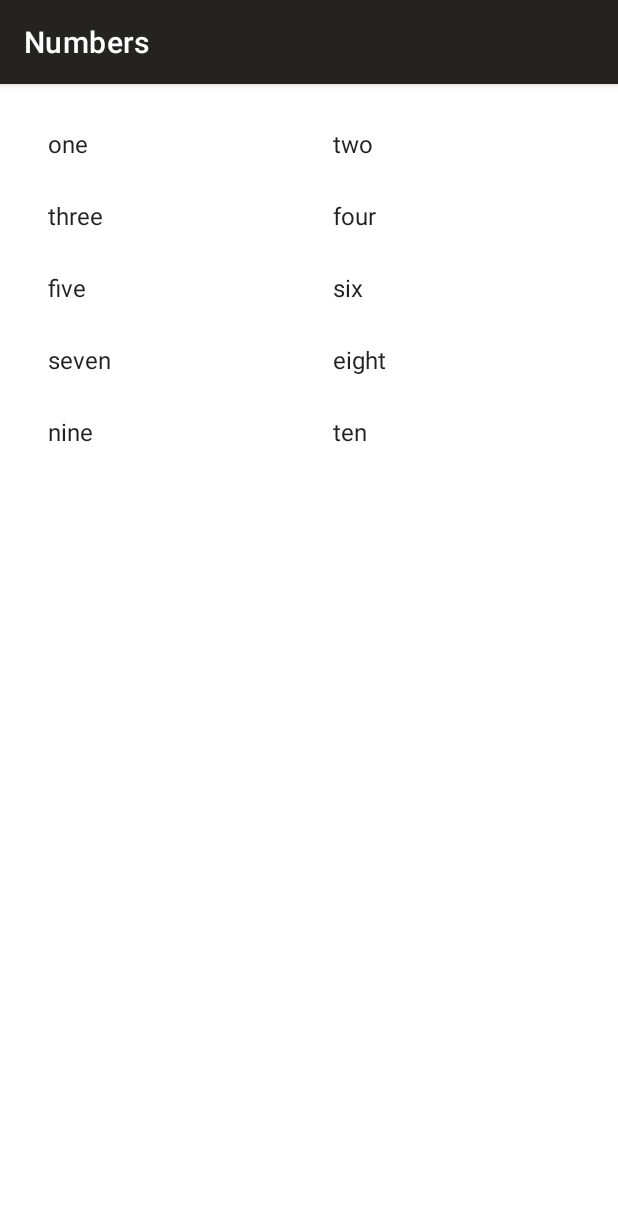
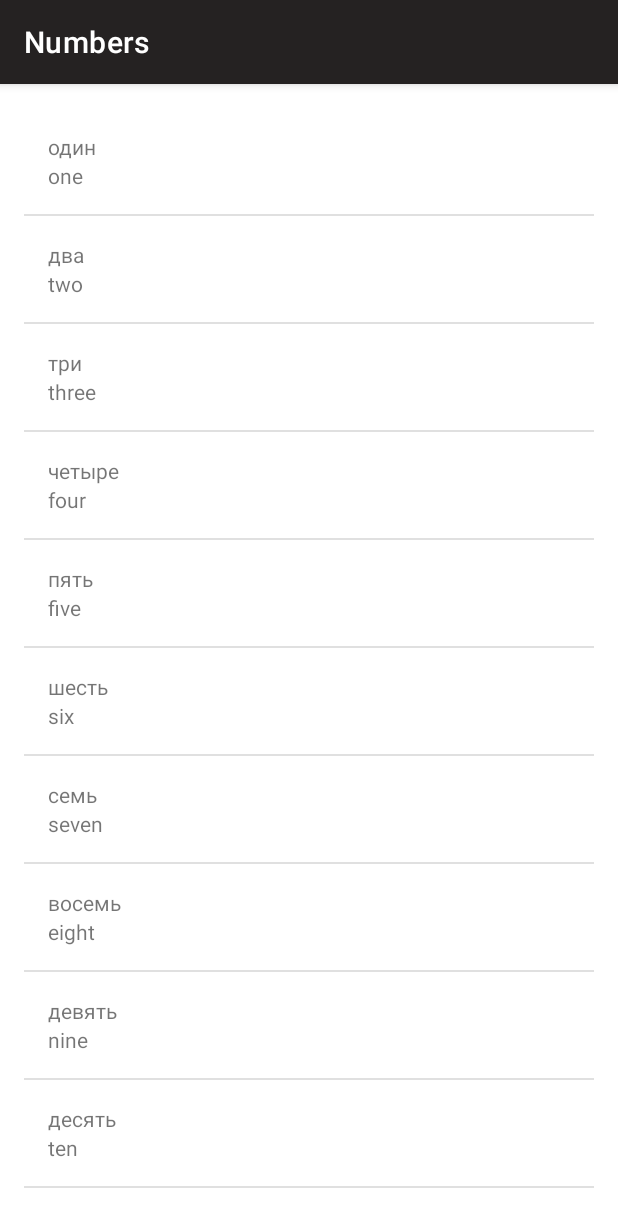
Before and after one commit to oussamanech/languages, an Android app: the NumbersActivity screen opened directly, with no data from a screen before it, on a phone screen of 412 x 824 dp. Shown: the top 1227 px of the screen. Run offline under Robolectric (Android 15) with nearby library versions, the phone set to English and light mode, and no system bars.

Commit message:
Custom ArrayAdapter All Activity

```diff
--- a/app/src/main/java/com/example/languages/NumbersActivity.java
+++ b/app/src/main/java/com/example/languages/NumbersActivity.java
@@ -3,12 +3,7 @@ package com.example.languages;
 import androidx.appcompat.app.AppCompatActivity;
 
 import android.os.Bundle;
-import android.util.Log;
-import android.widget.ArrayAdapter;
-import android.widget.GridView;
-import android.widget.LinearLayout;
 import android.widget.ListView;
-import android.widget.TextView;
 
 import java.util.ArrayList;
 
@@ -17,32 +12,28 @@ public class NumbersActivity extends AppCompatActivity {
     @Override
     protected void onCreate(Bundle savedInstanceState) {
         super.onCreate(savedInstanceState);
-        setContentView(R.layout.activity_numbers);
+        setContentView(R.layout.word_list);
 
-        //create an array of words
-//        String[] words = new String[10];
-//        words[0] = "one";
-//        words[1] = "two";
-//        words[2] = "three";
-//        words[3] = "four";
-//        words[4] = "five";
-//        words[5] = "six";
-//        words[6] = "seven";
-//        words[7] = "eight";
-//        words[8] = "nine";
-//        words[9] = "ten";
 
-        ArrayList<String> words = new ArrayList<String>();
-        words.add("one");
-        words.add("two");
-        words.add("three");
-        words.add("four");
-        words.add("five");
-        words.add("six");
-        words.add("seven");
-        words.add("eight");
-        words.add("nine");
-        words.add("ten");
+        ArrayList<Word> words = new ArrayList<Word>();
+
+        words.add(new Word("one","один "));
+        words.add(new Word("two","два "));
+        words.add(new Word("three","три "));
+        words.add(new Word("four","четыре "));
+        words.add(new Word("five","пять "));
+        words.add(new Word("six","шесть "));
+        words.add(new Word("seven","семь "));
+        words.add(new Word("eight","восемь "));
+        words.add(new Word("nine","девять "));
+        words.add(new Word("ten","десять "));
+
+        WordAdapter adapter = new WordAdapter(this, words);
+
+        ListView listView = (ListView) findViewById(R.id.list);
+
+        listView.setAdapter(adapter);
+
 
 //        LinearLayout rootView = (LinearLayout) findViewById(R.id.rootView);
 //        TextView wordView ;
@@ -55,11 +46,7 @@ public class NumbersActivity extends AppCompatActivity {
 //            Log.v("NumbersActivity", "Word at index " + i + ": " + words.get(i));
 
 
-        ArrayAdapter<String> itemsAdapter = new ArrayAdapter<String>(this, android.R.layout.simple_list_item_1, words);
 
-        GridView listView = (GridView) findViewById(R.id.list);
-
-        listView.setAdapter(itemsAdapter);
 
 
 
--- /dev/null
+++ b/app/src/main/java/com/example/languages/Word.java
@@ -0,0 +1,37 @@
+package com.example.languages;
+
+public class Word {
+
+    /** Default translation for the word */
+    private String mDefaultTranslation;
+
+    /** Miwok translation for the word */
+    private String mMiwokTranslation;
+
+    /**
+     * Create a new Word object.
+     *
+     * @param defaultTranslation is the word in a language that the user is already familiar with
+     *                           (such as English)
+     * @param miwokTranslation is the word in the Miwok language
+     */
+    public Word(String defaultTranslation, String miwokTranslation) {
+        mDefaultTranslation = defaultTranslation;
+        mMiwokTranslation = miwokTranslation;
+    }
+
+    /**
+     * Get the default translation of the word.
+     */
+    public String getDefaultTranslation() {
+        return mDefaultTranslation;
+    }
+
+    /**
+     * Get the Miwok translation of the word.
+     */
+    public String getMiwokTranslation() {
+        return mMiwokTranslation;
+    }
+
+}
--- /dev/null
+++ b/app/src/main/java/com/example/languages/WordAdapter.java
@@ -0,0 +1,59 @@
+package com.example.languages;
+
+import android.app.Activity;
+import android.content.Context;
+import android.view.LayoutInflater;
+import android.view.View;
+import android.view.ViewGroup;
+import android.widget.ArrayAdapter;
+import android.widget.TextView;
+
+import androidx.annotation.NonNull;
+import androidx.annotation.Nullable;
+
+import java.util.ArrayList;
+
+public class WordAdapter extends ArrayAdapter<Word> {
+
+    public WordAdapter(Activity context, ArrayList<Word> w) {
+        super(context,0, w );
+    }
+
+    @NonNull
+    @Override
+    public View getView(int position, @Nullable View convertView, @NonNull ViewGroup parent) {
+
+        // Check if the existing view is being reused, otherwise inflate the view
+        View listItemView = convertView;
+        if(listItemView == null) {
+            listItemView = LayoutInflater.from(getContext()).inflate(R.layout.list_item, parent, false);
+        }
+
+        // Get the {@link AndroidFlavor} object located at this position in the list
+        Word currentAndroidFlavor = getItem(position);
+
+        // Find the TextView in the list_item.xml layout with the ID version_name
+        TextView defaultTextView = (TextView) listItemView.findViewById(R.id.default_text_view);
+        // Get the version name from the current AndroidFlavor object and
+        // set this text on the name TextView
+        defaultTextView.setText(currentAndroidFlavor.getDefaultTranslation());
+
+        // Find the TextView in the list_item.xml layout with the ID version_number
+        TextView langTextView = (TextView) listItemView.findViewById(R.id.lang_text_view);
+        // Get the version number from the current AndroidFlavor object and
+        // set this text on the number TextView
+        langTextView.setText(currentAndroidFlavor.getMiwokTranslation());
+
+        // Find the ImageView in the list_item.xml layout with the ID list_item_icon
+        //ImageView iconView = (ImageView) listItemView.findViewById(R.id.list_item_icon);
+        // Get the image resource ID from the current AndroidFlavor object and
+        // set the image to iconView
+        //iconView.setImageResource(currentAndroidFlavor.getImageResourceId());
+
+        // Return the whole list item layout (containing 2 TextViews and an ImageView)
+        // so that it can be shown in the ListView
+        return listItemView;
+
+
+    }
+}
--- /dev/null
+++ b/app/src/main/res/layout/list_item.xml
@@ -0,0 +1,23 @@
+<?xml version="1.0" encoding="utf-8"?>
+<LinearLayout
+    xmlns:android="http://schemas.android.com/apk/res/android"
+    xmlns:tools="http://schemas.android.com/tools"
+    android:orientation="vertical"
+    android:layout_width="match_parent"
+    android:layout_height="match_parent"
+    android:padding="16dp">
+    <TextView
+        android:id="@+id/lang_text_view"
+        android:layout_width="match_parent"
+        android:layout_height="wrap_content"
+        tools:text="lutti"
+         />
+
+    <TextView
+        android:id="@+id/default_text_view"
+        android:layout_width="match_parent"
+        android:layout_height="wrap_content"
+        tools:text="one"
+        />
+
+</LinearLayout>
--- a/app/src/main/res/layout/activity_numbers.xml
+++ b/app/src/main/res/layout/word_list.xml
@@ -1,10 +1,8 @@
 <?xml version="1.0" encoding="utf-8"?>
-<!--<ListView -->
-<GridView
+<ListView
     xmlns:android="http://schemas.android.com/apk/res/android"
     xmlns:tools="http://schemas.android.com/tools"
     android:id="@+id/list"
-    android:numColumns="2"
     android:orientation="vertical"
     android:layout_width="match_parent"
     android:layout_height="match_parent"
@@ -12,7 +10,7 @@
     android:paddingLeft="@dimen/activity_horizontal_margin"
     android:paddingRight="@dimen/activity_horizontal_margin"
     android:paddingTop="@dimen/activity_vertical_margin"
-    tools:context=".NumbersActivity"/>
+    />
 
 
 
```
Also changed, not shown: app/src/main/java/com/example/languages/ColorsActivity.java (+21 -1 lines), app/src/main/java/com/example/languages/FamilyActivity.java (+28 -1 lines), app/src/main/java/com/example/languages/PhrasesActivity.java (+22 -1 lines).
